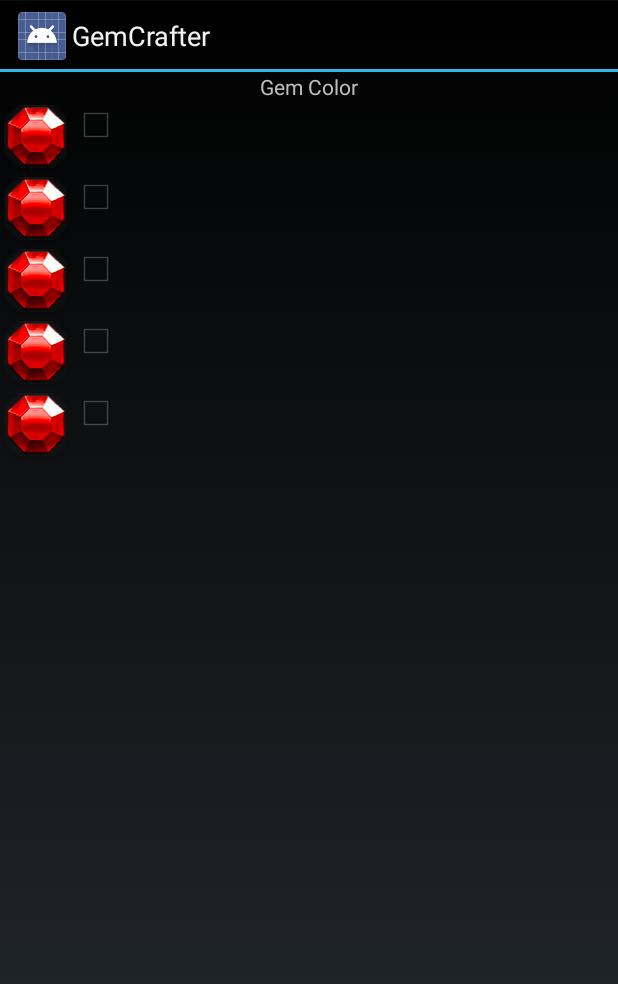
After one commit to smusings/GemCrafter, an Android app: the layout fragment_gem_dialog.xml on its own in the app's theme, with its tools: preview values and no code run, on a phone screen of 412 x 824 dp. The commit adds this screen. Shown: the top 984 px of the screen. Run offline under Robolectric (Android 15) with nearby library versions, the phone set to English and light mode, and no system bars.

Commit message:
working on a way to change gem type

```diff
--- a/src/main/java/smusings/gemcrafter/MainActivity.java
+++ b/src/main/java/smusings/gemcrafter/MainActivity.java
@@ -1,5 +1,6 @@
 package smusings.gemcrafter;
 
+import android.app.DialogFragment;
 import android.os.Bundle;
 import android.view.Menu;
 import android.view.MenuItem;
@@ -71,6 +72,10 @@ public class MainActivity extends SetUpActivity {
             have_marquise.setText("0");
             return true;
         }
+        if (id == R.id.action_settings) {
+            DialogFragment dialogFragment = new GemDialogFragment();
+            dialogFragment.show(getFragmentManager(), "GemDialogFragment");
+        }
         return super.onOptionsItemSelected(item);
     }
 }
--- a/src/main/res/layout/activity_main.xml
+++ b/src/main/res/layout/activity_main.xml
@@ -53,6 +53,7 @@
             android:layout_height="fill_parent"
             android:orientation="vertical">
             <ImageView
+                android:id="@+id/flawless_royal_gem"
                 android:layout_width="wrap_content"
                 android:layout_height="wrap_content"
                 android:background="@drawable/flawless_royal_ruby"
@@ -90,6 +91,7 @@
             android:layout_height="fill_parent"
             android:orientation="vertical">
             <ImageView
+                android:id="@+id/royal_gem"
                 android:layout_width="wrap_content"
                 android:layout_height="wrap_content"
                 android:background="@drawable/royal_ruby"
@@ -127,6 +129,7 @@
             android:layout_height="fill_parent"
             android:orientation="vertical">
             <ImageView
+                android:id = "@+id/flawless_imperial_gem"
                 android:layout_width="wrap_content"
                 android:layout_height="wrap_content"
                 android:background="@drawable/flawless_imperial_ruby"
@@ -164,6 +167,7 @@
             android:layout_height="fill_parent"
             android:orientation="vertical">
             <ImageView
+                android:id="@+id/imperial_gem"
                 android:layout_width="wrap_content"
                 android:layout_height="wrap_content"
                 android:background="@drawable/imperial_ruby"
@@ -201,6 +205,7 @@
             android:layout_height="fill_parent"
             android:orientation="vertical">
             <ImageView
+                android:id="@+id/marquise_gem"
                 android:layout_width="wrap_content"
                 android:layout_height="wrap_content"
                 android:background="@drawable/marq_ruby"
--- /dev/null
+++ b/src/main/res/layout/fragment_gem_dialog.xml
@@ -0,0 +1,66 @@
+<?xml version="1.0" encoding="utf-8"?>
+
+<LinearLayout xmlns:android="http://schemas.android.com/apk/res/android"
+    android:orientation="vertical" android:layout_width="match_parent"
+    android:layout_height="match_parent">
+    <TextView
+        android:layout_width="match_parent"
+        android:layout_height="wrap_content"
+        android:text="Gem Color"
+        android:gravity="center"/>
+    <LinearLayout
+        android:layout_width="match_parent"
+        android:layout_height="wrap_content">
+        <ImageView
+            android:background="@drawable/marq_ruby"
+            android:layout_width="wrap_content"
+            android:layout_height="wrap_content" />
+        <CheckBox
+            android:layout_width="wrap_content"
+            android:layout_height="wrap_content" />
+    </LinearLayout>
+    <LinearLayout
+        android:layout_width="match_parent"
+        android:layout_height="wrap_content">
+        <ImageView
+            android:background="@drawable/marq_ruby"
+            android:layout_width="wrap_content"
+            android:layout_height="wrap_content" />
+        <CheckBox
+            android:layout_width="wrap_content"
+            android:layout_height="wrap_content" />
+    </LinearLayout>
+    <LinearLayout
+        android:layout_width="match_parent"
+        android:layout_height="wrap_content">
+        <ImageView
+            android:background="@drawable/marq_ruby"
+            android:layout_width="wrap_content"
+            android:layout_height="wrap_content" />
+        <CheckBox
+            android:layout_width="wrap_content"
+            android:layout_height="wrap_content" />
+    </LinearLayout>
+    <LinearLayout
+        android:layout_width="match_parent"
+        android:layout_height="wrap_content">
+        <ImageView
+            android:background="@drawable/marq_ruby"
+            android:layout_width="wrap_content"
+            android:layout_height="wrap_content" />
+        <CheckBox
+            android:layout_width="wrap_content"
+            android:layout_height="wrap_content" />
+    </LinearLayout>
+    <LinearLayout
+        android:layout_width="match_parent"
+        android:layout_height="wrap_content">
+        <ImageView
+            android:background="@drawable/marq_ruby"
+            android:layout_width="wrap_content"
+            android:layout_height="wrap_content" />
+        <CheckBox
+            android:layout_width="wrap_content"
+            android:layout_height="wrap_content" />
+    </LinearLayout>
+</LinearLayout>
--- a/src/main/res/menu/main.xml
+++ b/src/main/res/menu/main.xml
@@ -5,4 +5,7 @@
         android:title="@string/action_reset"
         android:orderInCategory="100"
         android:showAsAction="never" />
+    <item android:id="@+id/action_settings"
+        android:title="@string/action_settings"
+        android:showAsAction="never" />
 </menu>
--- a/src/main/res/values/strings.xml
+++ b/src/main/res/values/strings.xml
@@ -4,11 +4,16 @@
     <string name="app_name">GemCrafter</string>
     <string name="hello_world">Hello world!</string>
     <string name="action_reset">Reset</string>
+    <string name="action_settings">Settings</string>
     <string name="gem_calculator">Gem Calculator</string>
     <string name="calculate">Calculate</string>
     <string name="zero">0</string>
     <string name="need">Need</string>
     <string name="have">Have</string>
+    <string name="yes">Yes</string>
+    <string name="no">No</string>
+
+
     <string name="border_image">Sets the layout width we need</string>
     <string name="flaw_royal_gem">Image of the Flawless Royal Gem</string>
     <string name="royal_gem">Image of the Royal Gem</string>
```
Also changed, not shown: src/main/java/smusings/gemcrafter/GemDialogFragment.java (added, +84 -0 lines), src/main/java/smusings/gemcrafter/SetUpActivity.java (+22 -14 lines).
